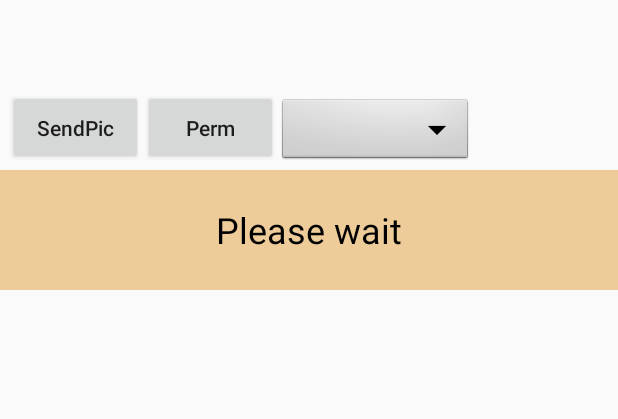
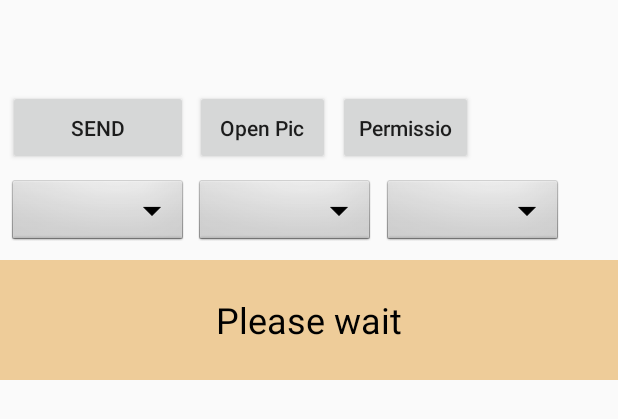
Before and after one commit to Johnnie0177/johnnie-walkietalkie, an Android app: the layout activity_main.xml on its own in the app's theme, with its tools: preview values and no code run, on a phone screen of 412 x 824 dp. Shown: the top 419 px of the screen. Run offline under Robolectric (Android 15) with nearby library versions, the phone set to English and light mode, and no system bars.

Commit message:
Added debug dropdowns, removed cruft

```diff
--- a/NearbyConnectionsWalkieTalkie/app/src/main/res/layout/activity_main.xml
+++ b/NearbyConnectionsWalkieTalkie/app/src/main/res/layout/activity_main.xml
@@ -5,37 +5,60 @@
 
     <Button
         android:id="@+id/sendPictureButton"
-        android:layout_width="90dp"
+        android:layout_width="120dp"
         android:layout_height="50dp"
         android:layout_marginLeft="5dp"
         android:layout_marginTop="60dp"
-        android:textAllCaps="false"
-        android:text="SendPic" />
+        android:text="SEND"
+        android:textAllCaps="false" />
 
     <Button
-        android:id="@+id/permissionButton"
+        android:id="@+id/test01Button"
         android:layout_width="90dp"
         android:layout_height="50dp"
-        android:layout_marginLeft="95dp"
+        android:layout_marginStart="130dp"
+        android:layout_marginLeft="130dp"
         android:layout_marginTop="60dp"
-        android:textAllCaps="false"
-        android:text="Perm" />
+        android:text="Open Pic"
+        android:textAllCaps="false" />
 
-    <!--Button
-        android:id="@+id/openPictureButton"
+    <Button
+        android:id="@+id/test02Button"
         android:layout_width="90dp"
         android:layout_height="50dp"
-        android:layout_marginLeft="185dp"
+        android:layout_marginStart="225dp"
+        android:layout_marginLeft="225dp"
         android:layout_marginTop="60dp"
-        android:textAllCaps="false"
-        android:text="OpenPic" /-->
+        android:text="Permissio"
+        android:textAllCaps="false" />
 
     <Spinner
-        android:id="@+id/openPictureSpinner"
-        android:layout_width="130dp"
+        android:id="@+id/spinner01"
+        android:layout_width="120dp"
         android:layout_height="47dp"
-        android:layout_marginLeft="185dp"
-        android:layout_marginTop="64dp"
+        android:layout_marginStart="5dp"
+        android:layout_marginLeft="5dp"
+        android:layout_marginTop="118dp"
+        android:background="@android:drawable/btn_dropdown"
+        android:spinnerMode="dropdown" />
+
+    <Spinner
+        android:id="@+id/spinner02"
+        android:layout_width="120dp"
+        android:layout_height="47dp"
+        android:layout_marginStart="130dp"
+        android:layout_marginLeft="130dp"
+        android:layout_marginTop="118dp"
+        android:background="@android:drawable/btn_dropdown"
+        android:spinnerMode="dropdown" />
+
+    <Spinner
+        android:id="@+id/spinner03"
+        android:layout_width="120dp"
+        android:layout_height="47dp"
+        android:layout_marginStart="255dp"
+        android:layout_marginLeft="255dp"
+        android:layout_marginTop="118dp"
         android:background="@android:drawable/btn_dropdown"
         android:spinnerMode="dropdown" />
 
@@ -56,7 +79,7 @@
         android:id="@+id/current_state"
         android:layout_width="match_parent"
         android:layout_height="80dp"
-        android:layout_marginTop="113dp"
+        android:layout_marginTop="173dp"
         android:background="@color/state_unknown"
         android:gravity="center"
         android:padding="10dp"
@@ -67,9 +90,9 @@
     <TextView
         android:id="@+id/previous_state"
         android:layout_width="match_parent"
-        android:layout_height="80dp"
+        android:layout_height="50dp"
         android:layout_alignParentEnd="true"
-        android:layout_marginTop="200dp"
+        android:layout_marginTop="260dp"
         android:layout_marginEnd="6dp"
         android:gravity="center"
         android:padding="10dp"
@@ -79,11 +102,11 @@
     <TextView
         android:id="@+id/debug_log"
         android:layout_width="match_parent"
-        android:layout_height="440dp"
+        android:layout_height="410dp"
         android:layout_alignParentEnd="true"
         android:layout_gravity="bottom"
         android:layout_marginLeft="5dp"
-        android:layout_marginTop="280dp"
+        android:layout_marginTop="310dp"
         android:layout_marginEnd="3dp"
         android:gravity="bottom"
         android:maxLines="99"
```
Also changed, not shown: NearbyConnectionsWalkieTalkie/app/src/main/java/com/google/location/nearby/apps/walkietalkie/ConnectionsActivity.java (+39 -22 lines), 1 other file.
